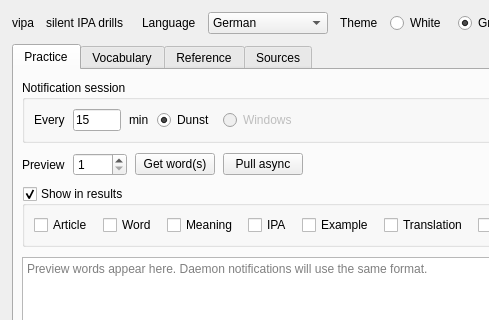
denizisik1/silent-vocabulary, file ui/main_window.ui: the form before one commit; both pictures show x 0 to 489 and y 0 to 320 of the 720 by 560 pixel window.
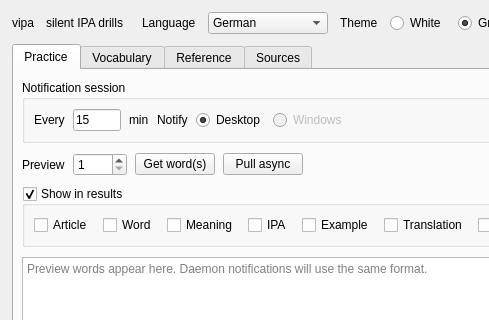
The form after the commit.

```diff
--- a/ui/main_window.ui
+++ b/ui/main_window.ui
@@ -227,10 +227,20 @@
              </property>
             </widget>
            </item>
+           <item>
+            <widget class="QLabel" name="label_notify_backend">
+             <property name="text">
+              <string>Notify</string>
+             </property>
+            </widget>
+           </item>
            <item>
             <widget class="QRadioButton" name="radioButton">
              <property name="text">
-              <string>Dunst</string>
+              <string>Desktop</string>
+             </property>
+             <property name="toolTip">
+              <string>Uses notify-send / freedesktop notifications (GNOME, KDE, XFCE, Dunst, Mako, ...)</string>
              </property>
              <property name="checked">
               <bool>true</bool>
```
Left out of the diff: 3 changed lines with no effect on the pictures.
